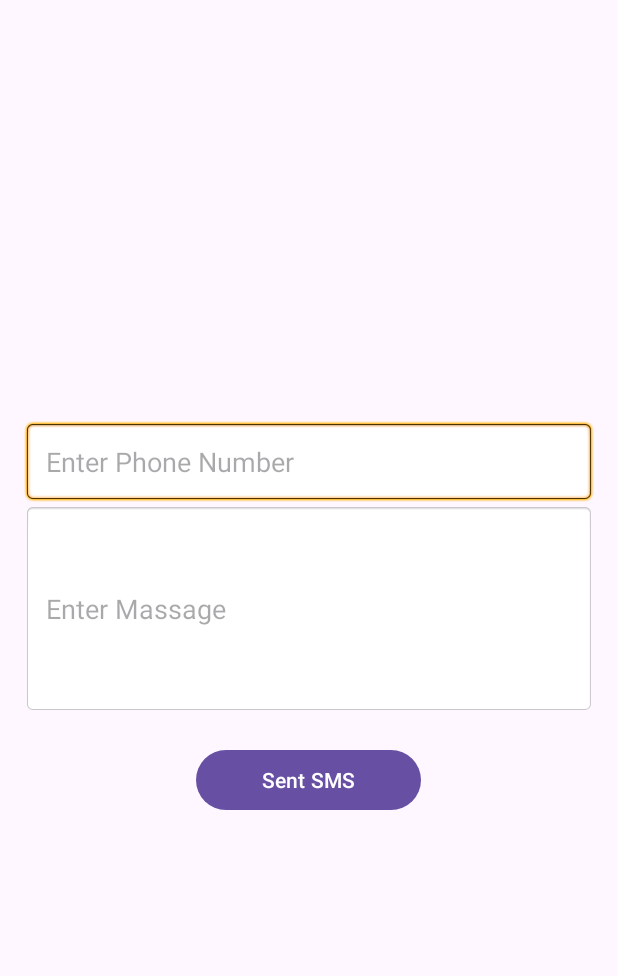
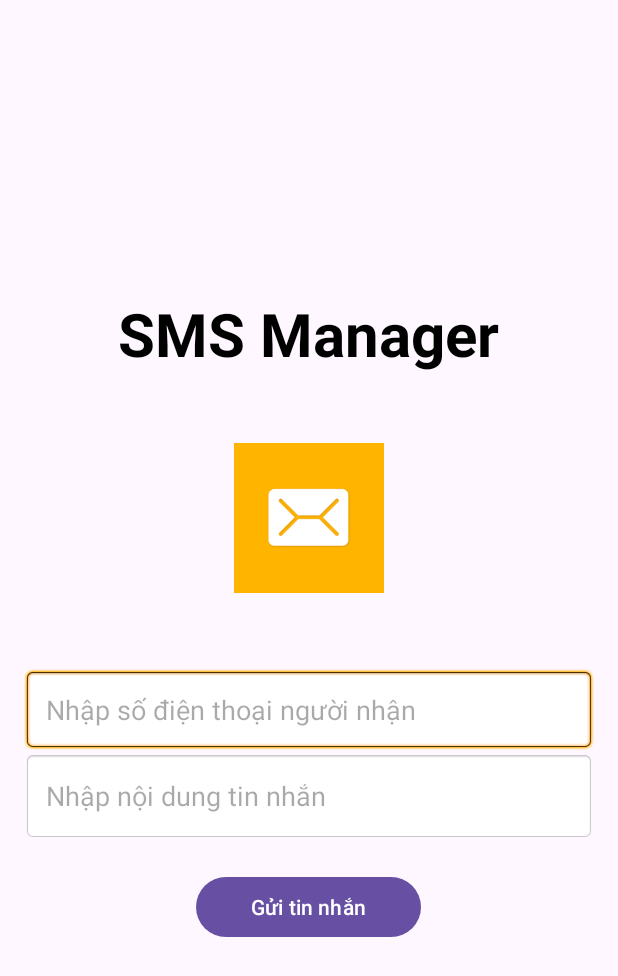
Before and after one commit to ImBrato/SMSMannager-AndroidStudio, an Android app: the screen it shows after launch (MainActivity), on a phone screen of 412 x 824 dp. Shown: the top 976 px of the screen. Run offline under Robolectric (Android 15) with nearby library versions, the phone set to English and light mode, and no system bars.

Commit message:
sms editor view

```diff
--- a/SendSMS2/app/src/main/AndroidManifest.xml
+++ b/SendSMS2/app/src/main/AndroidManifest.xml
@@ -7,6 +7,9 @@
         android:name="android.hardware.telephony"
         android:required="false" />
     <uses-permission android:name="android.permission.SEND_SMS"/>
+
+<!--    <uses-permission android:name="android.permission.RECEIVE_SMS"/>-->
+
     <application
         android:allowBackup="true"
         android:dataExtractionRules="@xml/data_extraction_rules"
@@ -26,6 +29,8 @@
                 <category android:name="android.intent.category.LAUNCHER" />
             </intent-filter>
         </activity>
+
+
     </application>
 
 </manifest>
--- a/SendSMS2/app/src/main/java/com/example/sendsms/MainActivity.java
+++ b/SendSMS2/app/src/main/java/com/example/sendsms/MainActivity.java
@@ -64,10 +64,10 @@ public class MainActivity extends AppCompatActivity {
         if(!phone.isEmpty() && !message.isEmpty()){
             SmsManager smsManager = SmsManager.getDefault();
             smsManager.sendTextMessage(phone, null, message, null, null);
-            Toast.makeText(this,"SMS sent successfully", Toast.LENGTH_LONG).show();
+            Toast.makeText(this,"Gửi tin nhắn thành công", Toast.LENGTH_LONG).show();
         }
         else {
-            Toast.makeText(this,"Please enter phone number and message!!", Toast.LENGTH_LONG).show();
+            Toast.makeText(this,"Hãy nhập thông tin người gửi và nội dung!", Toast.LENGTH_LONG).show();
         }
     }
 }
--- a/SendSMS2/app/src/main/res/layout/activity_main.xml
+++ b/SendSMS2/app/src/main/res/layout/activity_main.xml
@@ -9,15 +9,27 @@
     android:orientation="vertical"
     android:padding="15dp">
 
-
-
+    <TextView
+        android:layout_width="wrap_content"
+        android:layout_height="100dp"
+        android:text="SMS Manager"
+        android:textSize="40dp"
+        android:textColor="@color/black"
+        android:textStyle="bold"
+        android:layout_gravity="center"/>
+    <ImageView
+        android:layout_width="wrap_content"
+        android:layout_height="100dp"
+        android:src="@drawable/logo"
+        android:layout_marginBottom="50dp"
+        />
     <EditText
         android:background="@android:drawable/editbox_background"
         android:inputType="phone"
         android:maxLength="12"
         android:id="@+id/editTextPhone"
         android:padding="15dp"
-        android:hint="Enter Phone Number"
+        android:hint="Nhập số điện thoại người nhận"
         android:layout_width="match_parent"
         android:layout_height="wrap_content"/>
 
@@ -27,15 +39,15 @@
         android:padding="15dp"
         android:inputType="textMultiLine"
         android:id="@+id/editTextContent"
-        android:hint="Enter Massage"
+        android:hint="Nhập nội dung tin nhắn"
         android:layout_width="match_parent"
-        android:layout_height="wrap_content"
+        android:layout_height="60dp"
         android:lines="5"/>
     <Button
         android:id="@+id/btnSent"
         android:layout_width="150dp"
         android:layout_height="wrap_content"
-        android:text="Sent SMS"
+        android:text="Gửi tin nhắn"
         android:textAllCaps="false"
         android:layout_marginTop="20dp"/>
 </LinearLayout>
--- a/SendSMS2/app/src/main/res/values/colors.xml
+++ b/SendSMS2/app/src/main/res/values/colors.xml
@@ -2,4 +2,5 @@
 <resources>
     <color name="black">#FF000000</color>
     <color name="white">#FFFFFFFF</color>
+    <color name="red">#FF0000</color>
 </resources>
```
Also changed, not shown: SendSMS2/app/src/main/res/drawable/logo.png (added).
